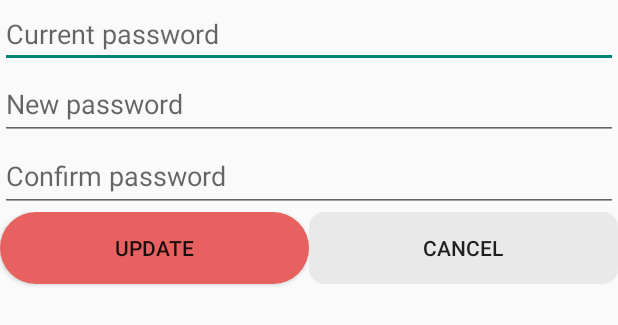
After one commit to ThangDM1004/high-tech-shop-android-studio, an Android app: the layout activity_change_password_user.xml on its own in the app's theme, with its tools: preview values and no code run, on a phone screen of 412 x 824 dp. The commit adds this screen. Shown: the top 325 px of the screen. Run offline under Robolectric (Android 15) with nearby library versions, the phone set to English and light mode, and no system bars.

Commit message:
change-password-user

```diff
--- /dev/null
+++ b/app/src/main/res/layout/activity_change_password_user.xml
@@ -0,0 +1,54 @@
+<?xml version="1.0" encoding="utf-8"?>
+<LinearLayout xmlns:android="http://schemas.android.com/apk/res/android"
+    android:layout_width="match_parent"
+    android:layout_height="match_parent"
+    android:orientation="vertical">
+
+    <EditText
+        android:id="@+id/editTextTextPassword"
+        android:layout_width="match_parent"
+        android:layout_height="wrap_content"
+        android:ems="10"
+        android:hint="Current password"
+        android:inputType="textPassword" />
+
+    <EditText
+        android:id="@+id/editTextTextPassword2"
+        android:layout_width="match_parent"
+        android:layout_height="wrap_content"
+        android:ems="10"
+        android:hint="New password"
+        android:inputType="textPassword"
+        android:minHeight="48dp" />
+
+    <EditText
+        android:id="@+id/editTextTextPassword3"
+        android:layout_width="match_parent"
+        android:layout_height="wrap_content"
+        android:ems="10"
+        android:hint="Confirm password"
+        android:inputType="textPassword"
+        android:minHeight="48dp" />
+
+    <LinearLayout
+        android:layout_width="match_parent"
+        android:layout_height="match_parent"
+        android:orientation="horizontal">
+
+        <Button
+            android:id="@+id/button3"
+            android:layout_width="wrap_content"
+            android:layout_height="wrap_content"
+            android:layout_weight="1"
+            android:background="@drawable/red_button_background"
+            android:text="Update" />
+
+        <Button
+            android:id="@+id/button4"
+            android:layout_width="wrap_content"
+            android:layout_height="wrap_content"
+            android:background="@drawable/grey_background"
+            android:layout_weight="1"
+            android:text="Cancel" />
+    </LinearLayout>
+</LinearLayout>
```
Also changed, not shown: app/src/main/java/com/example/high_tech_shop/user/ProfileActivity.java (+61 -7 lines), app/src/main/java/com/example/high_tech_shop/user/UserLoginFormActivity.java (+6 -6 lines).
